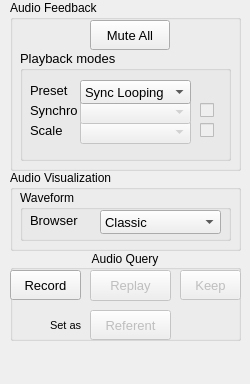
Old version of the form libs/gui-osg-qt/ACAudioControlsDockWidgetQt.ui in the repository MediaCycle/MediaCycle.
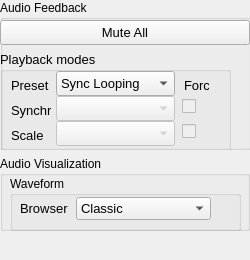
New version of the form.

Commit message: DockWidgets lifting. DockWidgetManager now resizes the main window height depending of the visible docks.

```diff
--- a/libs/gui-osg-qt/ACAudioControlsDockWidgetQt.ui
+++ b/libs/gui-osg-qt/ACAudioControlsDockWidgetQt.ui
@@ -7,7 +7,7 @@
     <x>0</x>
     <y>0</y>
     <width>250</width>
-    <height>384</height>
+    <height>260</height>
    </rect>
   </property>
   <property name="sizePolicy">
@@ -19,13 +19,13 @@
   <property name="minimumSize">
    <size>
     <width>250</width>
-    <height>176</height>
+    <height>260</height>
    </size>
   </property>
   <property name="maximumSize">
    <size>
     <width>250</width>
-    <height>500</height>
+    <height>260</height>
    </size>
   </property>
   <property name="features">
@@ -47,157 +47,24 @@
    <property name="minimumSize">
     <size>
      <width>250</width>
-     <height>150</height>
+     <height>200</height>
     </size>
    </property>
-   <widget class="QGroupBox" name="groupBoxQuery">
-    <property name="geometry">
-     <rect>
-      <x>10</x>
-      <y>250</y>
-      <width>231</width>
-      <height>91</height>
-     </rect>
-    </property>
-    <property name="sizePolicy">
-     <sizepolicy hsizetype="MinimumExpanding" vsizetype="MinimumExpanding">
-      <horstretch>0</horstretch>
-      <verstretch>0</verstretch>
-     </sizepolicy>
-    </property>
-    <property name="minimumSize">
-     <size>
-      <width>231</width>
-      <height>91</height>
-     </size>
-    </property>
-    <property name="title">
-     <string>Audio Query</string>
-    </property>
-    <property name="alignment">
-     <set>Qt::AlignCenter</set>
-    </property>
-    <widget class="QPushButton" name="pushButtonQueryRecord">
+   <widget class="QWidget" name="layoutWidgetGlobal">
      <property name="geometry">
       <rect>
        <x>0</x>
-       <y>20</y>
-       <width>71</width>
-       <height>30</height>
-      </rect>
-     </property>
-     <property name="font">
-      <font>
-       <pointsize>10</pointsize>
-      </font>
-     </property>
-     <property name="text">
-      <string>Record</string>
-     </property>
-     <property name="checkable">
-      <bool>true</bool>
-     </property>
-    </widget>
-    <widget class="QPushButton" name="pushButtonQueryKeep">
-     <property name="enabled">
-      <bool>false</bool>
-     </property>
-     <property name="geometry">
-      <rect>
-       <x>170</x>
-       <y>20</y>
-       <width>61</width>
-       <height>30</height>
-      </rect>
-     </property>
-     <property name="font">
-      <font>
-       <pointsize>10</pointsize>
-      </font>
-     </property>
-     <property name="text">
-      <string>Keep</string>
-     </property>
-     <property name="checkable">
-      <bool>false</bool>
-     </property>
-    </widget>
-    <widget class="QPushButton" name="pushButtonQueryReplay">
-     <property name="enabled">
-      <bool>false</bool>
-     </property>
-     <property name="geometry">
-      <rect>
-       <x>80</x>
-       <y>20</y>
-       <width>81</width>
-       <height>31</height>
-      </rect>
-     </property>
-     <property name="font">
-      <font>
-       <pointsize>10</pointsize>
-      </font>
-     </property>
-     <property name="text">
-      <string>Replay</string>
-     </property>
-     <property name="checkable">
-      <bool>false</bool>
-     </property>
-    </widget>
-    <widget class="QPushButton" name="pushButtonQueryReferent">
-     <property name="enabled">
-      <bool>false</bool>
-     </property>
-     <property name="geometry">
-      <rect>
-       <x>80</x>
-       <y>60</y>
-       <width>81</width>
-       <height>30</height>
-      </rect>
-     </property>
-     <property name="font">
-      <font>
-       <pointsize>10</pointsize>
-      </font>
-     </property>
-     <property name="text">
-      <string>Referent</string>
-     </property>
-     <property name="checkable">
-      <bool>false</bool>
-     </property>
-    </widget>
-    <widget class="QLabel" name="labelQueryUse">
-     <property name="geometry">
-      <rect>
-       <x>40</x>
-       <y>60</y>
-       <width>41</width>
-       <height>31</height>
-      </rect>
-     </property>
-     <property name="font">
-      <font>
-       <pointsize>8</pointsize>
-      </font>
-     </property>
-     <property name="text">
-      <string>Set as</string>
-     </property>
-    </widget>
-   </widget>
-   <widget class="QGroupBox" name="groupBoxFeedback">
-    <property name="geometry">
-     <rect>
-      <x>10</x>
       <y>0</y>
-      <width>231</width>
-      <height>171</height>
+      <width>251</width>
+      <height>231</height>
      </rect>
     </property>
+    <layout class="QVBoxLayout" name="verticalLayoutGlobal">
+     <property name="sizeConstraint">
+      <enum>QLayout::SetMinimumSize</enum>
+     </property>
+     <item>
+      <widget class="QGroupBox" name="groupBoxFeedback">
     <property name="sizePolicy">
      <sizepolicy hsizetype="MinimumExpanding" vsizetype="MinimumExpanding">
       <horstretch>0</horstretch>
@@ -207,20 +74,41 @@
     <property name="minimumSize">
      <size>
       <width>231</width>
-      <height>61</height>
+         <height>75</height>
+        </size>
+       </property>
+       <property name="maximumSize">
+        <size>
+         <width>16777215</width>
+         <height>175</height>
      </size>
     </property>
     <property name="title">
      <string>Audio Feedback</string>
     </property>
+       <property name="flat">
+        <bool>true</bool>
+       </property>
+       <widget class="QWidget" name="layoutWidgetFeedback">
+        <property name="geometry">
+         <rect>
+          <x>0</x>
+          <y>20</y>
+          <width>251</width>
+          <height>131</height>
+         </rect>
+        </property>
+        <layout class="QVBoxLayout" name="verticalLayoutFeedback">
+         <property name="sizeConstraint">
+          <enum>QLayout::SetMinimumSize</enum>
+         </property>
+         <item>
     <widget class="QPushButton" name="pushButtonMuteAll">
-     <property name="geometry">
-      <rect>
-       <x>80</x>
-       <y>20</y>
-       <width>80</width>
-       <height>30</height>
-      </rect>
+           <property name="maximumSize">
+            <size>
+             <width>250</width>
+             <height>32</height>
+            </size>
      </property>
      <property name="font">
       <font>
@@ -231,19 +119,25 @@
       <string>Mute All</string>
      </property>
     </widget>
+         </item>
+         <item>
     <widget class="QGroupBox" name="groupBoxModes">
-     <property name="geometry">
-      <rect>
-       <x>10</x>
-       <y>50</y>
-       <width>211</width>
-       <height>111</height>
-      </rect>
+           <property name="sizePolicy">
+            <sizepolicy hsizetype="MinimumExpanding" vsizetype="MinimumExpanding">
+             <horstretch>0</horstretch>
+             <verstretch>0</verstretch>
+            </sizepolicy>
      </property>
      <property name="minimumSize">
       <size>
-       <width>0</width>
-       <height>90</height>
+             <width>231</width>
+             <height>50</height>
+            </size>
+           </property>
+           <property name="maximumSize">
+            <size>
+             <width>231</width>
+             <height>100</height>
       </size>
      </property>
      <property name="font">
@@ -254,57 +148,60 @@
      <property name="title">
       <string>Playback modes</string>
      </property>
-     <widget class="QComboBox" name="comboBoxScaleMode">
-      <property name="enabled">
+           <property name="flat">
        <bool>false</bool>
       </property>
+           <widget class="QLabel" name="labelForce">
       <property name="geometry">
        <rect>
-        <x>60</x>
-        <y>70</y>
-        <width>111</width>
-        <height>24</height>
-       </rect>
-      </property>
-      <property name="font">
-       <font>
-        <pointsize>10</pointsize>
-       </font>
-      </property>
-      <property name="currentIndex">
-       <number>-1</number>
-      </property>
-     </widget>
-     <widget class="QComboBox" name="comboBoxSynchroMode">
-      <property name="enabled">
-       <bool>false</bool>
-      </property>
-      <property name="geometry">
-       <rect>
-        <x>60</x>
-        <y>50</y>
-        <width>111</width>
-        <height>24</height>
-       </rect>
-      </property>
+              <x>184</x>
+              <y>22</y>
+              <width>25</width>
+              <height>25</height>
+             </rect>
+            </property>
+            <property name="minimumSize">
+             <size>
+              <width>25</width>
+              <height>25</height>
+             </size>
+            </property>
+            <property name="maximumSize">
+             <size>
+              <width>25</width>
+              <height>20</height>
+             </size>
+            </property>
       <property name="font">
        <font>
         <pointsize>10</pointsize>
        </font>
       </property>
-      <property name="currentIndex">
-       <number>-1</number>
+            <property name="text">
+             <string>Force</string>
       </property>
      </widget>
      <widget class="QLabel" name="labelSynchroMode">
       <property name="geometry">
        <rect>
-        <x>10</x>
-        <y>50</y>
-        <width>61</width>
-        <height>21</height>
-       </rect>
-      </property>
+              <x>11</x>
+              <y>47</y>
+              <width>40</width>
+              <height>25</height>
+             </rect>
+            </property>
+            <property name="minimumSize">
+             <size>
+              <width>40</width>
+              <height>25</height>
+             </size>
+            </property>
+            <property name="maximumSize">
+             <size>
+              <width>40</width>
+              <height>20</height>
+             </size>
+            </property>
       <property name="font">
        <font>
         <pointsize>10</pointsize>
@@ -314,15 +211,60 @@
        <string>Synchro</string>
       </property>
      </widget>
+           <widget class="QComboBox" name="comboBoxScaleMode">
+            <property name="enabled">
+             <bool>false</bool>
+            </property>
+            <property name="geometry">
+             <rect>
+              <x>56</x>
+              <y>70</y>
+              <width>119</width>
+              <height>25</height>
+             </rect>
+            </property>
+            <property name="minimumSize">
+             <size>
+              <width>0</width>
+              <height>25</height>
+             </size>
+            </property>
+            <property name="maximumSize">
+             <size>
+              <width>125</width>
+              <height>20</height>
+             </size>
+            </property>
+            <property name="font">
+             <font>
+              <pointsize>10</pointsize>
+             </font>
+            </property>
+            <property name="currentIndex">
+             <number>-1</number>
+            </property>
+           </widget>
      <widget class="QLabel" name="labelScaleMode">
       <property name="geometry">
        <rect>
-        <x>10</x>
-        <y>70</y>
-        <width>61</width>
-        <height>21</height>
-       </rect>
-      </property>
+              <x>11</x>
+              <y>72</y>
+              <width>40</width>
+              <height>25</height>
+             </rect>
+            </property>
+            <property name="minimumSize">
+             <size>
+              <width>40</width>
+              <height>25</height>
+             </size>
+            </property>
+            <property name="maximumSize">
+             <size>
+              <width>40</width>
+              <height>20</height>
+             </size>
+            </property>
       <property name="font">
        <font>
         <pointsize>10</pointsize>
@@ -332,84 +274,30 @@
        <string>Scale</string>
       </property>
      </widget>
-     <widget class="QCheckBox" name="checkBoxSynchroMode">
-      <property name="enabled">
-       <bool>false</bool>
-      </property>
-      <property name="geometry">
-       <rect>
-        <x>180</x>
-        <y>50</y>
-        <width>21</width>
-        <height>21</height>
-       </rect>
-      </property>
-      <property name="toolTip">
-       <string>&lt;!DOCTYPE HTML PUBLIC &quot;-//W3C//DTD HTML 4.0//EN&quot; &quot;http://www.w3.org/TR/REC-html40/strict.dtd&quot;&gt;
-&lt;html&gt;&lt;head&gt;&lt;meta name=&quot;qrichtext&quot; content=&quot;1&quot; /&gt;&lt;style type=&quot;text/css&quot;&gt;
-p, li { white-space: pre-wrap; }
-&lt;/style&gt;&lt;/head&gt;&lt;body style=&quot; font-family:'Lucida Grande'; font-size:13pt; font-weight:400; font-style:normal;&quot;&gt;
-&lt;p style=&quot; margin-top:0px; margin-bottom:0px; margin-left:0px; margin-right:0px; -qt-block-indent:0; text-indent:0px;&quot;&gt;&lt;span style=&quot; font-weight:600;&quot;&gt;unchecked&lt;/span&gt;: default mode per loop, but if tempo is detected in a loop, the &amp;quot;&lt;span style=&quot; font-weight:600;&quot;&gt;AutoBeat&lt;/span&gt;&amp;quot; mode is used for the given loop&lt;/p&gt;
-&lt;p style=&quot; margin-top:0px; margin-bottom:0px; margin-left:0px; margin-right:0px; -qt-block-indent:0; text-indent:0px;&quot;&gt;&lt;span style=&quot; font-weight:600;&quot;&gt;checked&lt;/span&gt;: forced for all loops&lt;/p&gt;&lt;/body&gt;&lt;/html&gt;</string>
-      </property>
-      <property name="text">
-       <string/>
-      </property>
-     </widget>
-     <widget class="QCheckBox" name="checkBoxScaleMode">
-      <property name="enabled">
-       <bool>false</bool>
-      </property>
-      <property name="geometry">
-       <rect>
-        <x>180</x>
-        <y>70</y>
-        <width>21</width>
-        <height>21</height>
-       </rect>
-      </property>
-      <property name="toolTip">
-       <string>&lt;!DOCTYPE HTML PUBLIC &quot;-//W3C//DTD HTML 4.0//EN&quot; &quot;http://www.w3.org/TR/REC-html40/strict.dtd&quot;&gt;
-&lt;html&gt;&lt;head&gt;&lt;meta name=&quot;qrichtext&quot; content=&quot;1&quot; /&gt;&lt;style type=&quot;text/css&quot;&gt;
-p, li { white-space: pre-wrap; }
-&lt;/style&gt;&lt;/head&gt;&lt;body style=&quot; font-family:'Lucida Grande'; font-size:13pt; font-weight:400; font-style:normal;&quot;&gt;
-&lt;p style=&quot; margin-top:0px; margin-bottom:0px; margin-left:0px; margin-right:0px; -qt-block-indent:0; text-indent:0px;&quot;&gt;&lt;span style=&quot; font-weight:600;&quot;&gt;unchecked&lt;/span&gt;: default mode per loop, but if tempo is detected in a loop, the &amp;quot;&lt;span style=&quot; font-weight:600;&quot;&gt;Vocode&lt;/span&gt;&amp;quot; mode is used for the given loop&lt;/p&gt;
-&lt;p style=&quot; margin-top:0px; margin-bottom:0px; margin-left:0px; margin-right:0px; -qt-block-indent:0; text-indent:0px;&quot;&gt;&lt;span style=&quot; font-weight:600;&quot;&gt;checked&lt;/span&gt;: forced for all loops&lt;/p&gt;&lt;/body&gt;&lt;/html&gt;</string>
-      </property>
-      <property name="text">
-       <string/>
-      </property>
-     </widget>
-     <widget class="QLabel" name="labelSynchroMode_2">
-      <property name="geometry">
-       <rect>
-        <x>10</x>
-        <y>30</y>
-        <width>61</width>
-        <height>21</height>
-       </rect>
-      </property>
-      <property name="font">
-       <font>
-        <pointsize>10</pointsize>
-       </font>
-      </property>
-      <property name="text">
-       <string>Preset</string>
-      </property>
-     </widget>
      <widget class="QComboBox" name="comboBoxPlaybackPreset">
       <property name="enabled">
        <bool>true</bool>
       </property>
       <property name="geometry">
        <rect>
-        <x>60</x>
-        <y>30</y>
-        <width>111</width>
-        <height>24</height>
-       </rect>
-      </property>
+              <x>56</x>
+              <y>20</y>
+              <width>119</width>
+              <height>25</height>
+             </rect>
+            </property>
+            <property name="minimumSize">
+             <size>
+              <width>0</width>
+              <height>25</height>
+             </size>
+            </property>
+            <property name="maximumSize">
+             <size>
+              <width>125</width>
+              <height>20</height>
+             </size>
+            </property>
       <property name="font">
        <font>
         <pointsize>10</pointsize>
@@ -434,17 +322,155 @@
        </property>
       </item>
      </widget>
-    </widget>
-   </widget>
+           <widget class="QCheckBox" name="checkBoxSynchroMode">
+            <property name="enabled">
+             <bool>false</bool>
+            </property>
+            <property name="geometry">
+             <rect>
+              <x>182</x>
+              <y>45</y>
+              <width>18</width>
+              <height>20</height>
+             </rect>
+            </property>
+            <property name="minimumSize">
+             <size>
+              <width>18</width>
+              <height>20</height>
+             </size>
+            </property>
+            <property name="maximumSize">
+             <size>
+              <width>18</width>
+              <height>20</height>
+             </size>
+            </property>
+            <property name="toolTip">
+             <string>&lt;!DOCTYPE HTML PUBLIC &quot;-//W3C//DTD HTML 4.0//EN&quot; &quot;http://www.w3.org/TR/REC-html40/strict.dtd&quot;&gt;
+&lt;html&gt;&lt;head&gt;&lt;meta name=&quot;qrichtext&quot; content=&quot;1&quot; /&gt;&lt;style type=&quot;text/css&quot;&gt;
+p, li { white-space: pre-wrap; }
+&lt;/style&gt;&lt;/head&gt;&lt;body style=&quot; font-family:'Lucida Grande'; font-size:13pt; font-weight:400; font-style:normal;&quot;&gt;
+&lt;p style=&quot; margin-top:0px; margin-bottom:0px; margin-left:0px; margin-right:0px; -qt-block-indent:0; text-indent:0px;&quot;&gt;&lt;span style=&quot; font-weight:600;&quot;&gt;unchecked&lt;/span&gt;: default mode per loop, but if tempo is detected in a loop, the &amp;quot;&lt;span style=&quot; font-weight:600;&quot;&gt;AutoBeat&lt;/span&gt;&amp;quot; mode is used for the given loop&lt;/p&gt;
+&lt;p style=&quot; margin-top:0px; margin-bottom:0px; margin-left:0px; margin-right:0px; -qt-block-indent:0; text-indent:0px;&quot;&gt;&lt;span style=&quot; font-weight:600;&quot;&gt;checked&lt;/span&gt;: forced for all loops&lt;/p&gt;&lt;/body&gt;&lt;/html&gt;</string>
+            </property>
+            <property name="text">
+             <string/>
+            </property>
+           </widget>
+           <widget class="QCheckBox" name="checkBoxScaleMode">
+            <property name="enabled">
+             <bool>false</bool>
+            </property>
+            <property name="geometry">
+             <rect>
+              <x>182</x>
+              <y>70</y>
+              <width>18</width>
+              <height>20</height>
+             </rect>
+            </property>
+            <property name="sizePolicy">
+             <sizepolicy hsizetype="Minimum" vsizetype="Fixed">
+              <horstretch>0</horstretch>
+              <verstretch>0</verstretch>
+             </sizepolicy>
+            </property>
+            <property name="minimumSize">
+             <size>
+              <width>18</width>
+              <height>20</height>
+             </size>
+            </property>
+            <property name="maximumSize">
+             <size>
+              <width>18</width>
+              <height>20</height>
+             </size>
+            </property>
+            <property name="toolTip">
+             <string>&lt;!DOCTYPE HTML PUBLIC &quot;-//W3C//DTD HTML 4.0//EN&quot; &quot;http://www.w3.org/TR/REC-html40/strict.dtd&quot;&gt;
+&lt;html&gt;&lt;head&gt;&lt;meta name=&quot;qrichtext&quot; content=&quot;1&quot; /&gt;&lt;style type=&quot;text/css&quot;&gt;
+p, li { white-space: pre-wrap; }
+&lt;/style&gt;&lt;/head&gt;&lt;body style=&quot; font-family:'Lucida Grande'; font-size:13pt; font-weight:400; font-style:normal;&quot;&gt;
+&lt;p style=&quot; margin-top:0px; margin-bottom:0px; margin-left:0px; margin-right:0px; -qt-block-indent:0; text-indent:0px;&quot;&gt;&lt;span style=&quot; font-weight:600;&quot;&gt;unchecked&lt;/span&gt;: default mode per loop, but if tempo is detected in a loop, the &amp;quot;&lt;span style=&quot; font-weight:600;&quot;&gt;Vocode&lt;/span&gt;&amp;quot; mode is used for the given loop&lt;/p&gt;
+&lt;p style=&quot; margin-top:0px; margin-bottom:0px; margin-left:0px; margin-right:0px; -qt-block-indent:0; text-indent:0px;&quot;&gt;&lt;span style=&quot; font-weight:600;&quot;&gt;checked&lt;/span&gt;: forced for all loops&lt;/p&gt;&lt;/body&gt;&lt;/html&gt;</string>
+            </property>
+            <property name="text">
+             <string/>
+            </property>
+           </widget>
+           <widget class="QLabel" name="labelPreset">
+            <property name="geometry">
+             <rect>
+              <x>11</x>
+              <y>22</y>
+              <width>40</width>
+              <height>25</height>
+             </rect>
+            </property>
+            <property name="minimumSize">
+             <size>
+              <width>40</width>
+              <height>25</height>
+             </size>
+            </property>
+            <property name="maximumSize">
+             <size>
+              <width>40</width>
+              <height>20</height>
+             </size>
+            </property>
+            <property name="font">
+             <font>
+              <pointsize>10</pointsize>
+             </font>
+            </property>
+            <property name="text">
+             <string>Preset</string>
+            </property>
+           </widget>
+           <widget class="QComboBox" name="comboBoxSynchroMode">
+            <property name="enabled">
+             <bool>false</bool>
+            </property>
+            <property name="geometry">
+             <rect>
+              <x>56</x>
+              <y>45</y>
+              <width>119</width>
+              <height>25</height>
+             </rect>
+            </property>
+            <property name="minimumSize">
+             <size>
+              <width>0</width>
+              <height>25</height>
+             </size>
+            </property>
+            <property name="maximumSize">
+             <size>
+              <width>125</width>
+              <height>20</height>
+             </size>
+            </property>
+            <property name="font">
+             <font>
+              <pointsize>10</pointsize>
+             </font>
+            </property>
+            <property name="currentIndex">
+             <number>-1</number>
+            </property>
+           </widget>
+          </widget>
+         </item>
+        </layout>
+       </widget>
+      </widget>
+     </item>
+     <item>
    <widget class="QGroupBox" name="groupBoxVisualization">
-    <property name="geometry">
-     <rect>
-      <x>10</x>
-      <y>170</y>
-      <width>231</width>
-      <height>81</height>
-     </rect>
-    </property>
     <property name="sizePolicy">
      <sizepolicy hsizetype="MinimumExpanding" vsizetype="MinimumExpanding">
       <horstretch>0</horstretch>
@@ -453,20 +479,29 @@
     </property>
     <property name="minimumSize">
      <size>
-      <width>231</width>
-      <height>81</height>
+         <width>250</width>
+         <height>75</height>
+        </size>
+       </property>
+       <property name="maximumSize">
+        <size>
+         <width>250</width>
+         <height>75</height>
      </size>
     </property>
     <property name="title">
      <string>Audio Visualization</string>
     </property>
+       <property name="flat">
+        <bool>true</bool>
+       </property>
     <widget class="QGroupBox" name="groupBoxWaveform">
      <property name="geometry">
       <rect>
        <x>10</x>
        <y>20</y>
-       <width>211</width>
-       <height>51</height>
+          <width>231</width>
+          <height>55</height>
       </rect>
      </property>
      <property name="sizePolicy">
@@ -478,20 +513,56 @@
      <property name="minimumSize">
       <size>
        <width>211</width>
-       <height>51</height>
+          <height>55</height>
+         </size>
+        </property>
+        <property name="maximumSize">
+         <size>
+          <width>250</width>
+          <height>55</height>
       </size>
      </property>
      <property name="title">
       <string>Waveform</string>
      </property>
+        <widget class="QWidget" name="layoutWidgetWaveform">
+         <property name="geometry">
+          <rect>
+           <x>10</x>
+           <y>20</y>
+           <width>191</width>
+           <height>26</height>
+          </rect>
+         </property>
+         <layout class="QGridLayout" name="gridLayoutWaveform">
+          <property name="sizeConstraint">
+           <enum>QLayout::SetMinimumSize</enum>
+          </property>
+          <item row="0" column="0">
+           <widget class="QLabel" name="labelWaveformBrowser">
+            <property name="maximumSize">
+             <size>
+              <width>50</width>
+              <height>16777215</height>
+             </size>
+            </property>
+            <property name="font">
+             <font>
+              <pointsize>10</pointsize>
+             </font>
+            </property>
+            <property name="text">
+             <string>Browser</string>
+            </property>
+           </widget>
+          </item>
+          <item row="0" column="1">
      <widget class="QComboBox" name="comboBoxWaveformBrowser">
-      <property name="geometry">
-       <rect>
-        <x>80</x>
-        <y>20</y>
-        <width>121</width>
-        <height>24</height>
-       </rect>
+            <property name="maximumSize">
+             <size>
+              <width>200</width>
+              <height>16777215</height>
+             </size>
       </property>
       <property name="font">
        <font>
@@ -512,25 +583,13 @@
        </property>
       </item>
      </widget>
-     <widget class="QLabel" name="labelWaveformBrowser">
-      <property name="geometry">
-       <rect>
-        <x>10</x>
-        <y>20</y>
-        <width>71</width>
-        <height>21</height>
-       </rect>
-      </property>
-      <property name="font">
-       <font>
-        <pointsize>10</pointsize>
-       </font>
-      </property>
-      <property name="text">
-       <string>Browser</string>
-      </property>
-     </widget>
-    </widget>
+          </item>
+         </layout>
+        </widget>
+       </widget>
+      </widget>
+     </item>
+    </layout>
    </widget>
   </widget>
  </widget>
```
Lines whose indentation alone changed are shown as unchanged. The commit also changes 10 other files.
